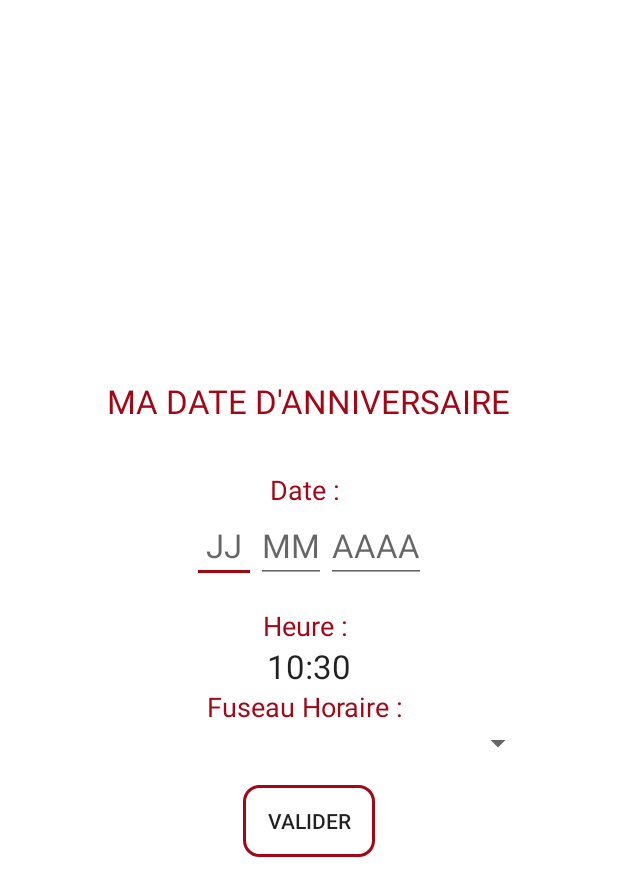
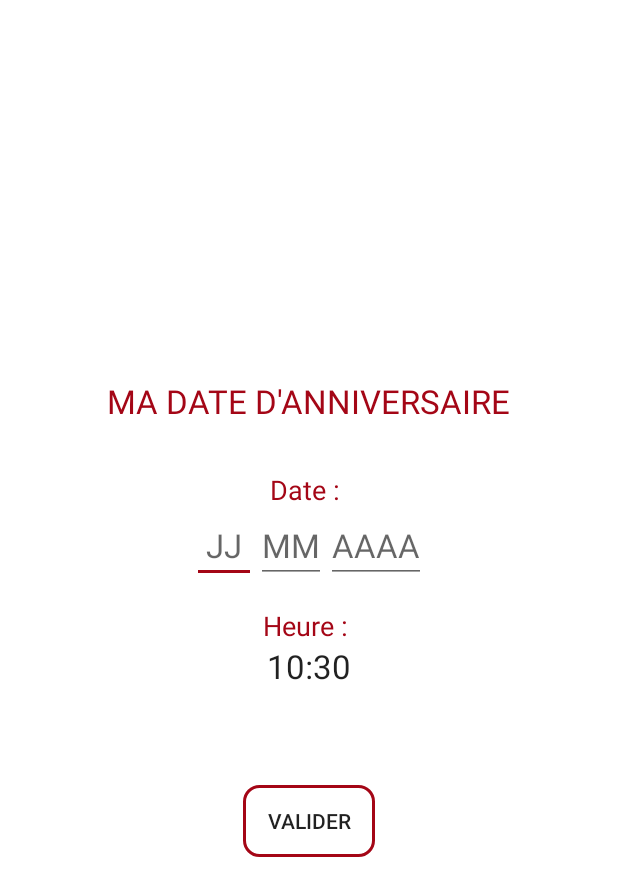
Before and after one commit to fibreariane/BIORYTHME, an Android app: the screen it shows after launch (SwitchBiorythmeActivity), on a phone screen of 412 x 824 dp. Shown: the top 896 px of the screen. Run offline under Robolectric (Android 15) with nearby library versions, the light colour scheme and no system bars; libraries missing offline, so code that uses them is left out: com.crashlytics.android, io.fabric.sdk; 1 statement that could not run was skipped.

Commit message:
Modification SwitchBiorythme
Quelques modifications sur l'Activity SwitchBiorythme.

* On récupère maintenant l'heure sauvegardée
* On peut passer d'un champ à l'autre pour la date
* On rend invisible pour l'instant la partie fuseau horaire qui sera à compléter

```diff
--- a/app/src/main/java/com/fibredariane/horoscope/chinois/biorythmeETRES/Activities/SwitchBiorythmeActivity.java
+++ b/app/src/main/java/com/fibredariane/horoscope/chinois/biorythmeETRES/Activities/SwitchBiorythmeActivity.java
@@ -44,6 +44,8 @@ public class SwitchBiorythmeActivity extends AppCompatActivity implements TimePi
     private Context mContext;
     private Button mButtonValider;
     private Preferences mPreferences;
+    private boolean mAsDateSaved;
+    private Date mDatePref;
 
     private int mHour;
     private int mMinute;
@@ -61,6 +63,19 @@ public class SwitchBiorythmeActivity extends AppCompatActivity implements TimePi
         mButtonValider = (Button) findViewById(R.id.button_valider_anniv);
         mButtonValider.setOnClickListener(this);
 
+        mEditTextDateJour = (EditText) findViewById(R.id.text_view_date_jour);
+        mEditTextDateMois = (EditText) findViewById(R.id.text_view_date_mois);
+        mEditTextDateAnnee = (EditText) findViewById(R.id.text_view_date_annee);
+
+        mLinearHeure = (LinearLayout) findViewById(R.id.linear_layout_heure);
+        mTextViewHour = (TextView) findViewById(R.id.text_view_hour);
+
+        if (mPreferences.getStringDatePref() != ""){
+            mDatePref = mPreferences.getDatePref();
+            mAsDateSaved = true;
+        }else{
+            mAsDateSaved = false;
+        }
         initDialog();
        // initTimezone();
 
@@ -97,8 +112,14 @@ public class SwitchBiorythmeActivity extends AppCompatActivity implements TimePi
 
         });
 
-        mMinute = new Date().getMinutes();
-        mHour = new Date().getHours();
+        if(mAsDateSaved){
+            mMinute = mDatePref.getMinutes();
+            mHour = mDatePref.getHours();
+        }
+        else {
+            mMinute = new Date().getMinutes();
+            mHour = new Date().getHours();
+        }
 
         // set current time into textview
         mTextViewHour.setText(
--- a/app/src/main/res/layout/activity_main.xml
+++ b/app/src/main/res/layout/activity_main.xml
@@ -18,7 +18,7 @@
             android:id="@+id/btn_parametre"
             android:layout_width="wrap_content"
             android:layout_height="wrap_content"
-            android:layout_marginStart="32dp"
+            android:layout_marginStart="@dimen/activity_vertical_margin"
             android:layout_marginTop="16dp"
             android:background="@color/colorWhite"
             android:clickable="true"
--- a/app/src/main/res/layout/activity_switch_biorythme.xml
+++ b/app/src/main/res/layout/activity_switch_biorythme.xml
@@ -35,30 +35,50 @@
             android:layout_width="wrap_content"
             android:layout_height="wrap_content"
             android:orientation="horizontal">
+
             <EditText
                 android:id="@+id/text_view_date_jour"
                 android:layout_width="wrap_content"
                 android:layout_height="wrap_content"
+                android:autoText="false"
+                android:focusable="true"
+                android:focusableInTouchMode="true"
+                android:hint=" JJ "
+                android:imeOptions="flagNavigateNext"
                 android:inputType="number"
                 android:maxLength="2"
-                android:textAppearance="?android:attr/textAppearanceLarge"
-                android:hint=" JJ "/>
+                android:numeric="integer"
+                android:selectAllOnFocus="true"
+                android:singleLine="true"
+                android:textAppearance="?android:attr/textAppearanceLarge" />
+
             <EditText
                 android:id="@+id/text_view_date_mois"
                 android:layout_width="wrap_content"
                 android:layout_height="wrap_content"
+                android:focusable="true"
+                android:focusableInTouchMode="true"
+                android:hint="MM"
+                android:imeOptions="flagNavigateNext"
                 android:inputType="number"
-                android:textAppearance="?android:attr/textAppearanceLarge"
                 android:maxLength="2"
-                android:hint="MM"/>
+                android:selectAllOnFocus="true"
+                android:singleLine="true"
+                android:textAppearance="?android:attr/textAppearanceLarge" />
+
             <EditText
                 android:id="@+id/text_view_date_annee"
                 android:layout_width="wrap_content"
                 android:layout_height="wrap_content"
-                android:textAppearance="?android:attr/textAppearanceLarge"
+                android:focusable="true"
+                android:focusableInTouchMode="true"
+                android:hint="AAAA"
+                android:imeOptions="flagNavigateNext"
                 android:inputType="number"
                 android:maxLength="4"
-                android:hint="AAAA"/>
+                android:selectAllOnFocus="true"
+                android:singleLine="true"
+                android:textAppearance="?android:attr/textAppearanceLarge" />
         </LinearLayout>
     </LinearLayout>
 
@@ -88,7 +108,8 @@
         android:layout_width="match_parent"
         android:layout_height="wrap_content"
         android:gravity="center"
-        android:orientation="vertical">
+        android:orientation="vertical"
+        android:visibility="invisible">
 
         <TextView
             android:layout_width="wrap_content"
@@ -101,7 +122,7 @@
             android:id="@+id/dynamic_spinner"
             android:layout_width="300dp"
             android:layout_height="wrap_content"
-            android:textAppearance="?android:attr/textAppearanceLarge"/>
+            android:textAppearance="?android:attr/textAppearanceLarge" />
     </LinearLayout>
     <Button
         android:id="@+id/button_valider_anniv"
```
